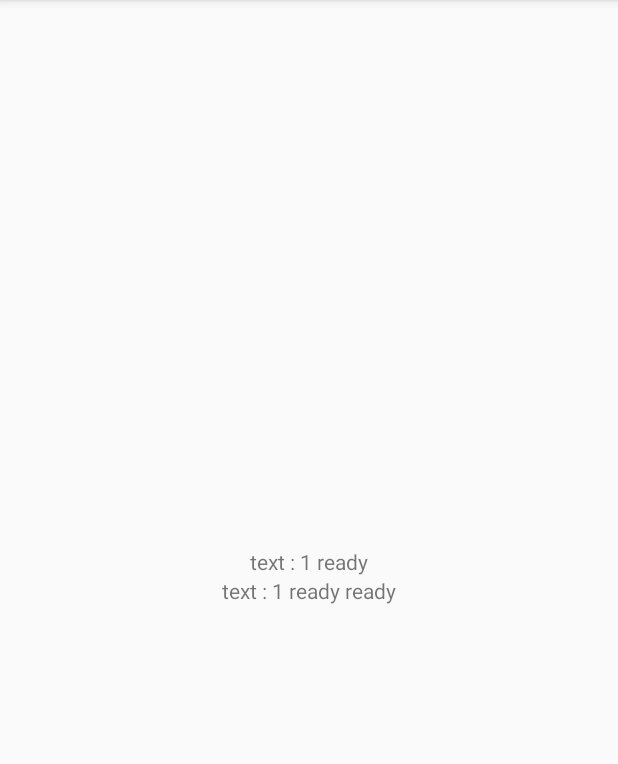
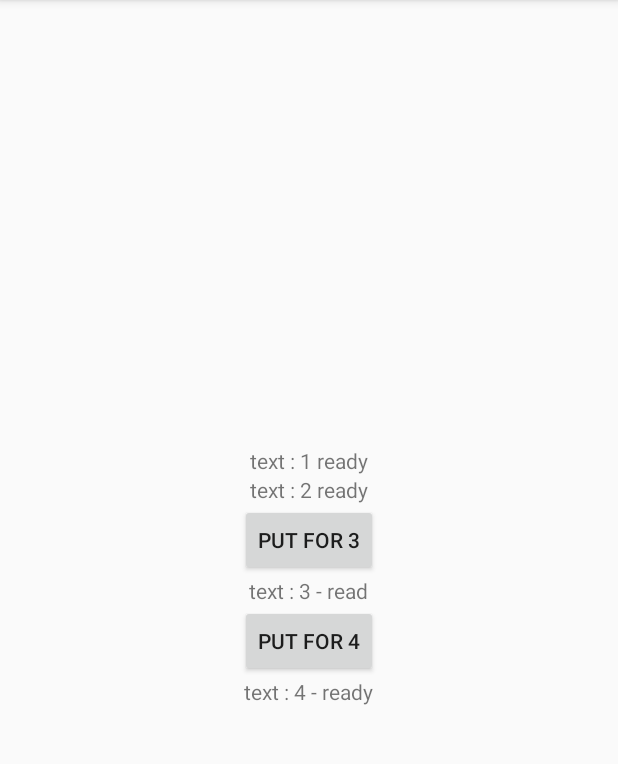
Before and after one commit to SeongUgJung/AndroidSamples, an Android app: the screen it shows after launch (MainActivity), on a phone screen of 412 x 824 dp, the part 84-848 px from its top. Run offline under Robolectric (Android 15) with nearby library versions, the phone set to English and light mode, and no system bars; libraries missing offline, so code that uses them is left out: kotlin.coroutines.experimental, kotlinx.coroutines.experimental; 2 statements that could not run were skipped.

Commit message:
update kotlin-version, change build script, add Coroutine example

```diff
--- /dev/null
+++ b/KotlinCoroutines/src/main/java/com/nobrain/androidsamples/kotlincoroutines/ChannelExample.kt
@@ -0,0 +1,28 @@
+package com.nobrain.androidsamples.kotlincoroutines
+
+import android.widget.Button
+import android.widget.TextView
+import kotlinx.coroutines.experimental.CommonPool
+import kotlinx.coroutines.experimental.android.UI
+import kotlinx.coroutines.experimental.channels.produce
+import kotlinx.coroutines.experimental.launch
+
+
+class ChannelExample(tv: TextView, btn: Button) {
+    val producer = produce<Int>(CommonPool) {
+        var index = 0
+        while (true) {
+            send(index * index)
+            println("producer : ${index}")
+            index++
+        }
+
+    }
+    init {
+        btn.setOnClickListener {
+            launch(UI) {
+                tv.text = "Channel : ${producer.receive()}"
+            }
+        }
+    }
+}
--- a/KotlinCoroutines/src/main/java/com/nobrain/androidsamples/kotlincoroutines/MainActivity.kt
+++ b/KotlinCoroutines/src/main/java/com/nobrain/androidsamples/kotlincoroutines/MainActivity.kt
@@ -4,10 +4,10 @@ import android.os.Bundle
 import android.support.v7.app.AppCompatActivity
 import kotlinx.android.synthetic.main.act_main.*
 import kotlinx.coroutines.experimental.CommonPool
+import kotlinx.coroutines.experimental.android.UI
 import kotlinx.coroutines.experimental.async
 import kotlinx.coroutines.experimental.delay
 import kotlinx.coroutines.experimental.launch
-import kotlin.coroutines.experimental.buildSequence
 
 
 class MainActivity : AppCompatActivity() {
@@ -16,29 +16,25 @@ class MainActivity : AppCompatActivity() {
         super.onCreate(savedInstanceState)
         setContentView(R.layout.act_main)
 
-        launch(CommonPool) {
-            delay(1000)
-
+        launch(UI) {
             val data = doSomething().await()
-            runOnUiThread { tv_main.text = data }
+            tv_main.text = data
         }
 
-        launch(CommonPool) {
+        launch(UI) {
             delay(1000)
-            runOnUiThread { tv_main2.text = "${tv_main2.text} launch" }
+            tv_main2.text = "${tv_main2.text} launch"
         }
 
         tv_main.text = "${tv_main.text} ready"
-        tv_main2.text = "${tv_main.text} ready"
+        tv_main2.text = "${tv_main2.text} ready"
 
-        buildSequence {
-            for (i in 1..10) yield(i * i)
-            println("over")
-        }
-
+        YeildExample(tv_main3, btn_main3)
+        ChannelExample(tv_main4, btn_main4)
     }
 
     suspend fun doSomething() = async(CommonPool) {
+        delay(1000)
         "${tv_main.text} - Async Await"
     }
 
--- /dev/null
+++ b/KotlinCoroutines/src/main/java/com/nobrain/androidsamples/kotlincoroutines/YeildExample.kt
@@ -0,0 +1,25 @@
+package com.nobrain.androidsamples.kotlincoroutines
+
+import android.widget.Button
+import android.widget.TextView
+import kotlin.coroutines.experimental.buildSequence
+
+
+class YeildExample(tv: TextView, btn: Button) {
+    val sequence: Sequence<Int> = buildSequence {
+        var index = 0
+        while (true) {
+            yield(index * index)
+            println("sequence : ${index}")
+            index++
+        }
+    }
+
+    init {
+        btn.setOnClickListener {
+            tv.text = "Yield : ${sequence.take(10).joinToString()}"
+        }
+    }
+
+
+}
--- a/KotlinCoroutines/src/main/res/layout/act_main.xml
+++ b/KotlinCoroutines/src/main/res/layout/act_main.xml
@@ -17,4 +17,27 @@
         android:layout_height="wrap_content"
         android:text="text : 2" />
 
+    <Button
+        android:id="@+id/btn_main3"
+        android:layout_width="wrap_content"
+        android:layout_height="wrap_content"
+        android:text="put for 3" />
+
+    <TextView
+        android:id="@+id/tv_main3"
+        android:layout_width="wrap_content"
+        android:layout_height="wrap_content"
+        android:text="text : 3 - read" />
+
+    <Button
+        android:id="@+id/btn_main4"
+        android:layout_width="wrap_content"
+        android:text="put for 4"
+        android:layout_height="wrap_content" />
+    <TextView
+        android:id="@+id/tv_main4"
+        android:layout_width="wrap_content"
+        android:layout_height="wrap_content"
+        android:text="text : 4 - ready" />
+
 </LinearLayout>
--- a/dependecies-variable.gradle
+++ b/dependecies-variable.gradle
@@ -7,7 +7,8 @@ ext {
     ver_dagger2 = "2.10"
     ver_butterknife = "8.5.1"
     ver_stetho = "1.4.2"
-    ver_kotlin = '1.1.1'
+    ver_kotlin = '1.1.2'
+    ver_kotlin_coroutines = '0.14'
     ver_stag = '2.0.2'
     ver_autovalue = "1.3"
     ver_autovalue_gson = "0.4.6"
@@ -16,7 +17,8 @@ ext {
 
     kotlin_classpath = "org.jetbrains.kotlin:kotlin-gradle-plugin:$ver_kotlin"
     kotlin_stdlib = "org.jetbrains.kotlin:kotlin-stdlib:$ver_kotlin"
-    kotlin_coroutines_core = 'org.jetbrains.kotlinx:kotlinx-coroutines-core:0.12'
+    kotlin_coroutines_core = "org.jetbrains.kotlinx:kotlinx-coroutines-core:$ver_kotlin_coroutines"
+    kotlin_coroutines_android = "org.jetbrains.kotlinx:kotlinx-coroutines-android:$ver_kotlin_coroutines"
     kotlin_junit = "org.jetbrains.kotlin:kotlin-test-junit:$ver_kotlin"
 
     support_appcompat = "com.android.support:appcompat-v7:$ver_android_support"
```
Also changed, not shown: KotlinCoroutines/build.gradle (+7 -5 lines), dagger2/build.gradle (+7 -1 lines), jsonparser/build.gradle (+10 -1 lines), kotlin-prj-settings.gradle (deleted, +0 -12 lines).
